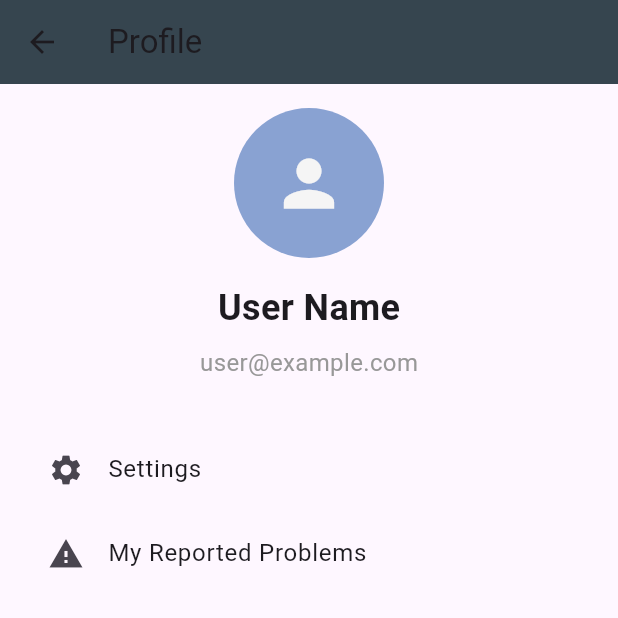
After one commit to a-cvijic/ITA-PROJ, a Flutter app: the MapScreen screen opened by its route, in the side drawer, after a tap on "Profile", on a phone screen of 412 x 824 dp, the top half of it. The commit adds this screen. Run offline on Flutter 3.47's test engine with Material 3 defaults, Android fonts, the phone set to English and light mode, and no system bars; our stand-ins replace google_maps_flutter, image_picker.

Commit message:
Adding Profile page + Nav

```diff
--- a/mobile_app/lib/main.dart
+++ b/mobile_app/lib/main.dart
@@ -7,6 +7,7 @@ import 'screens/map_screen.dart';
 import 'screens/issue_details_screen.dart';
 import 'screens/message_screen.dart';
 import 'screens/admin_message_screen.dart';
+import 'screens/profile_screen.dart';
 
 void main() {
   runApp(MyApp());
@@ -31,6 +32,7 @@ class MyApp extends StatelessWidget {
         '/add_problem': (context) => AddProblemScreen(),
         '/message': (context) => MessageScreen(),
         '/admin_messages': (context) => AdminMessageScreen(),
+        '/profile': (context) => ProfileScreen(),
       },
     );
   }
--- a/mobile_app/lib/screens/map_screen.dart
+++ b/mobile_app/lib/screens/map_screen.dart
@@ -95,6 +95,13 @@ class _MapScreenState extends State<MapScreen> {
                 Navigator.pushNamed(context, '/admin_messages');
               },
             ),
+            ListTile(
+              leading: Icon(Icons.person),
+              title: Text('Profile'),
+              onTap: () {
+                Navigator.pushNamed(context, '/profile');
+              },
+            ),
           ],
         ),
       ),
@@ -127,7 +134,7 @@ class _MapScreenState extends State<MapScreen> {
           ),
           Positioned(
             bottom: 16.0,
-            left: 16.0, // Move the floating button to the left
+            left: 16.0,
             child: FloatingActionButton(
               onPressed: () {
                 Navigator.pushNamed(context, '/add_problem');
--- /dev/null
+++ b/mobile_app/lib/screens/profile_screen.dart
@@ -0,0 +1,61 @@
+import 'package:flutter/material.dart';
+import '../colors.dart';
+
+class ProfileScreen extends StatelessWidget {
+  @override
+  Widget build(BuildContext context) {
+    return Scaffold(
+      appBar: AppBar(
+        backgroundColor: AppColors.charcoal,
+        title: Text('Profile'),
+      ),
+      body: Padding(
+        padding: const EdgeInsets.all(16.0),
+        child: Column(
+          children: [
+            CircleAvatar(
+              radius: 50,
+              backgroundColor: AppColors.softSky,
+              child: Icon(
+                Icons.person,
+                size: 50,
+                color: AppColors.whiteSmoke,
+              ),
+            ),
+            SizedBox(height: 16),
+            Text(
+              'User Name',
+              style: TextStyle(
+                fontSize: 24,
+                fontWeight: FontWeight.bold,
+              ),
+            ),
+            SizedBox(height: 8),
+            Text(
+              'user@example.com',
+              style: TextStyle(
+                fontSize: 16,
+                color: AppColors.spanishGray,
+              ),
+            ),
+            SizedBox(height: 32),
+            ListTile(
+              leading: Icon(Icons.settings),
+              title: Text('Settings'),
+              onTap: () {
+                // Navigate to settings
+              },
+            ),
+            ListTile(
+              leading: Icon(Icons.report_problem),
+              title: Text('My Reported Problems'),
+              onTap: () {
+                // Navigate to reported problems
+              },
+            ),
+          ],
+        ),
+      ),
+    );
+  }
+}
```
